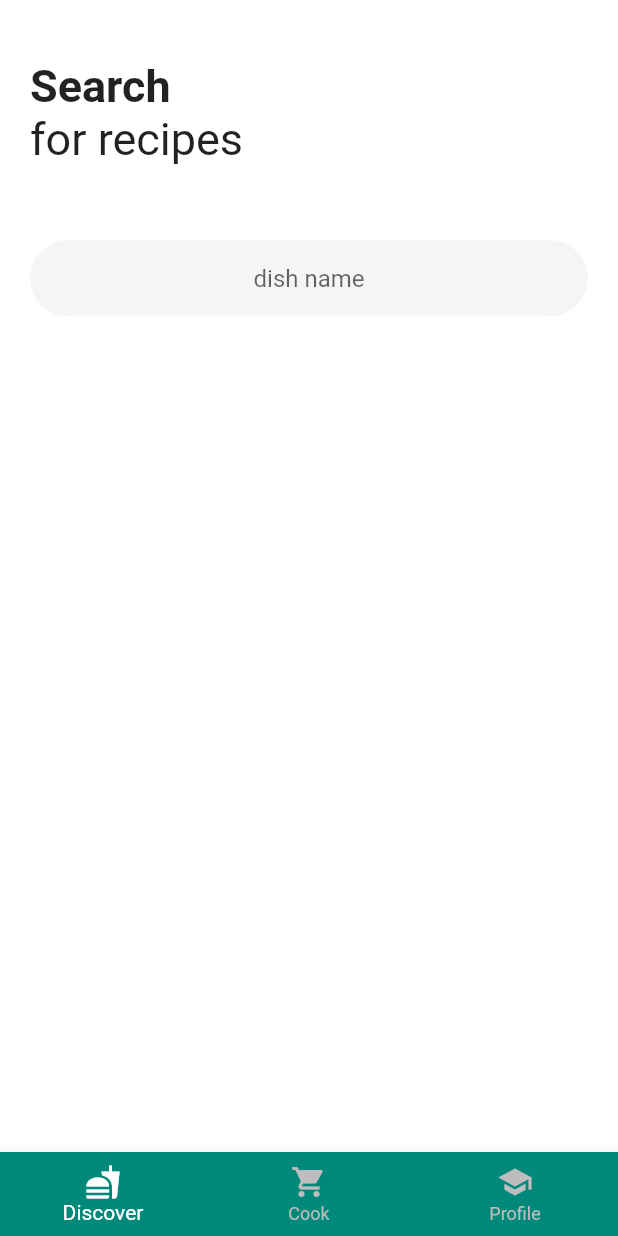
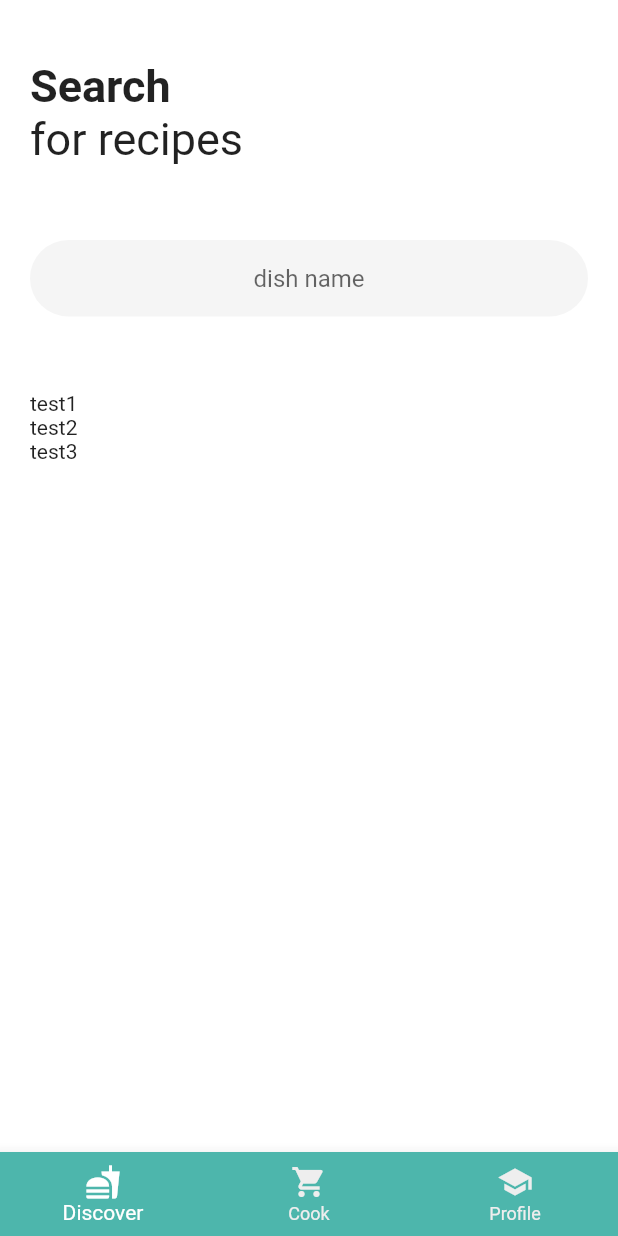
Before and after one commit to ausgomez/recipe_app_flutter, a Flutter app: the screen it shows after launch, on a phone screen of 412 x 824 dp. Run offline on Flutter 3.47's test engine with Material 2 defaults, Android fonts, the phone set to English and light mode, and no system bars.

Commit message:
testing lists

```diff
--- a/lib/main.dart
+++ b/lib/main.dart
@@ -8,6 +8,6 @@ void main() {
 class MyApp extends StatelessWidget {
   @override
   Widget build(BuildContext context) {
-    return MaterialApp(home: Wrapper());
+    return MaterialApp(debugShowCheckedModeBanner: false, home: Wrapper());
   }
 }
--- a/lib/menus/bottomNav.dart
+++ b/lib/menus/bottomNav.dart
@@ -28,9 +28,9 @@ class _myBottomNavState extends State<myBottomNav> {
           title: Text('Profile'),
         ),
       ],
-      backgroundColor: Colors.teal[600],
+      backgroundColor: Colors.teal[300],
       fixedColor: Colors.white,
-      unselectedItemColor: Colors.grey[400],
+      unselectedItemColor: Colors.grey[200],
       onTap: (i) {
         widget.index = i;
         widget.toggleView(i);
--- a/lib/screens/Discover/discoverPage.dart
+++ b/lib/screens/Discover/discoverPage.dart
@@ -7,8 +7,10 @@ class DiscoverPage extends StatefulWidget {
 
 class _DiscoverPageState extends State<DiscoverPage> {
   int index = 0;
+  List<String> tests = ["test1", "test2", "test3"];
   @override
   Widget build(BuildContext context) {
+    List<Widget> widgets = tests.map((name) => new Text(name)).toList();
     return Container(
       padding: EdgeInsets.only(top: 40.0, right: 20.0, left: 20.0),
       child: Column(
@@ -40,6 +42,12 @@ class _DiscoverPageState extends State<DiscoverPage> {
               contentPadding: EdgeInsets.all(16),
             ),
           ),
+          SizedBox(height: 50),
+          Container(
+            child: Column(
+              children: widgets,
+            ),
+          )
         ],
       ),
     );
```
